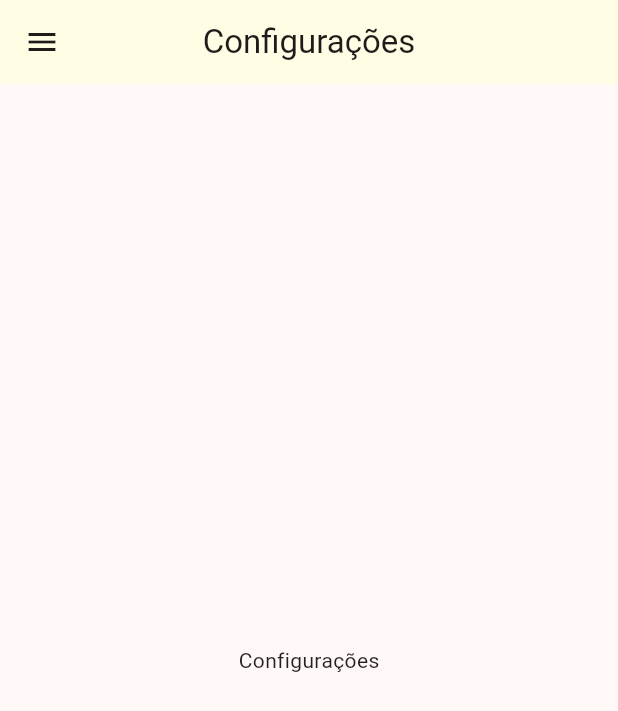
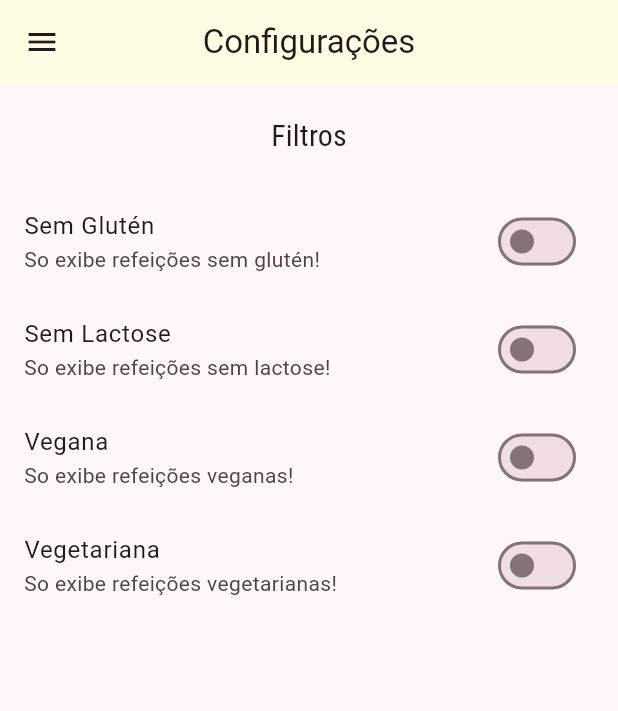
Before and after one commit to laesant/meals, a Flutter app: the SettingsScreen screen opened by its route, on a phone screen of 412 x 824 dp. Shown: the top 711 px of the screen. Run offline on Flutter 3.47's test engine with Material 2 defaults, Android fonts, the phone set to English and light mode, and no system bars; network calls fail.

Commit message:
settings screen

```diff
--- a/lib/components/meal_item.dart
+++ b/lib/components/meal_item.dart
@@ -7,7 +7,15 @@ class MealItem extends StatelessWidget {
   final Meal meal;
 
   void _selectMeal(BuildContext context) {
-    Navigator.of(context).pushNamed(AppRoutes.mealDetail, arguments: meal);
+    Navigator.of(context)
+        .pushNamed(AppRoutes.mealDetail, arguments: meal)
+        .then((result) {
+      if (result == null) {
+        print("Sem Resultado");
+      } else {
+        print(result);
+      }
+    });
   }
 
   @override
--- /dev/null
+++ b/lib/models/settings.dart
@@ -0,0 +1,13 @@
+class Settings {
+  bool isGlutenFree;
+  bool isLactoseFree;
+  bool isVegan;
+  bool isVegetarian;
+
+  Settings({
+    this.isGlutenFree = false,
+    this.isLactoseFree = false,
+    this.isVegan = false,
+    this.isVegetarian = false,
+  });
+}
--- a/lib/screens/meal_detail_screen.dart
+++ b/lib/screens/meal_detail_screen.dart
@@ -30,6 +30,10 @@ class MealDetailScreen extends StatelessWidget {
     return Scaffold(
       appBar: AppBar(
         title: Text(meal.title),
+      ),
+      floatingActionButton: FloatingActionButton(
+        onPressed: () => Navigator.of(context).pop(meal.title),
+        child: const Icon(Icons.favorite),
       ),
       body: SingleChildScrollView(
         child: Column(
--- a/lib/screens/settings_screen.dart
+++ b/lib/screens/settings_screen.dart
@@ -1,19 +1,70 @@
 import 'package:flutter/material.dart';
 import 'package:meals/components/main_drawer.dart';
+import 'package:meals/models/settings.dart';
 
-class SettingsScreen extends StatelessWidget {
+class SettingsScreen extends StatefulWidget {
   const SettingsScreen({super.key});
+
+  @override
+  State<SettingsScreen> createState() => _SettingsScreenState();
+}
+
+class _SettingsScreenState extends State<SettingsScreen> {
+  Settings settings = Settings();
+  Widget _createSwitch(
+    String title,
+    String subtitle,
+    bool value,
+    Function(bool) onChanged,
+  ) =>
+      SwitchListTile.adaptive(
+          title: Text(title),
+          subtitle: Text(subtitle),
+          value: value,
+          onChanged: onChanged);
 
   @override
   Widget build(BuildContext context) {
     return Scaffold(
-      appBar: AppBar(
-        title: const Text("Configurações"),
-      ),
-      drawer: const MainDrawer(),
-      body: const Center(
-        child: Text("Configurações"),
-      ),
-    );
+        appBar: AppBar(
+          title: const Text("Configurações"),
+        ),
+        drawer: const MainDrawer(),
+        body: Column(
+          children: [
+            Padding(
+              padding: const EdgeInsets.all(20),
+              child: Text(
+                "Filtros",
+                style: Theme.of(context).textTheme.titleSmall,
+              ),
+            ),
+            Expanded(
+                child: ListView(
+              children: [
+                _createSwitch(
+                    "Sem Glutén",
+                    "So exibe refeições sem glutén!",
+                    settings.isGlutenFree,
+                    (value) => setState(() => settings.isGlutenFree = value)),
+                _createSwitch(
+                    "Sem Lactose",
+                    "So exibe refeições sem lactose!",
+                    settings.isLactoseFree,
+                    (value) => setState(() => settings.isLactoseFree = value)),
+                _createSwitch(
+                    "Vegana",
+                    "So exibe refeições veganas!",
+                    settings.isVegan,
+                    (value) => setState(() => settings.isVegan = value)),
+                _createSwitch(
+                    "Vegetariana",
+                    "So exibe refeições vegetarianas!",
+                    settings.isVegetarian,
+                    (value) => setState(() => settings.isVegetarian = value)),
+              ],
+            ))
+          ],
+        ));
   }
 }
```
